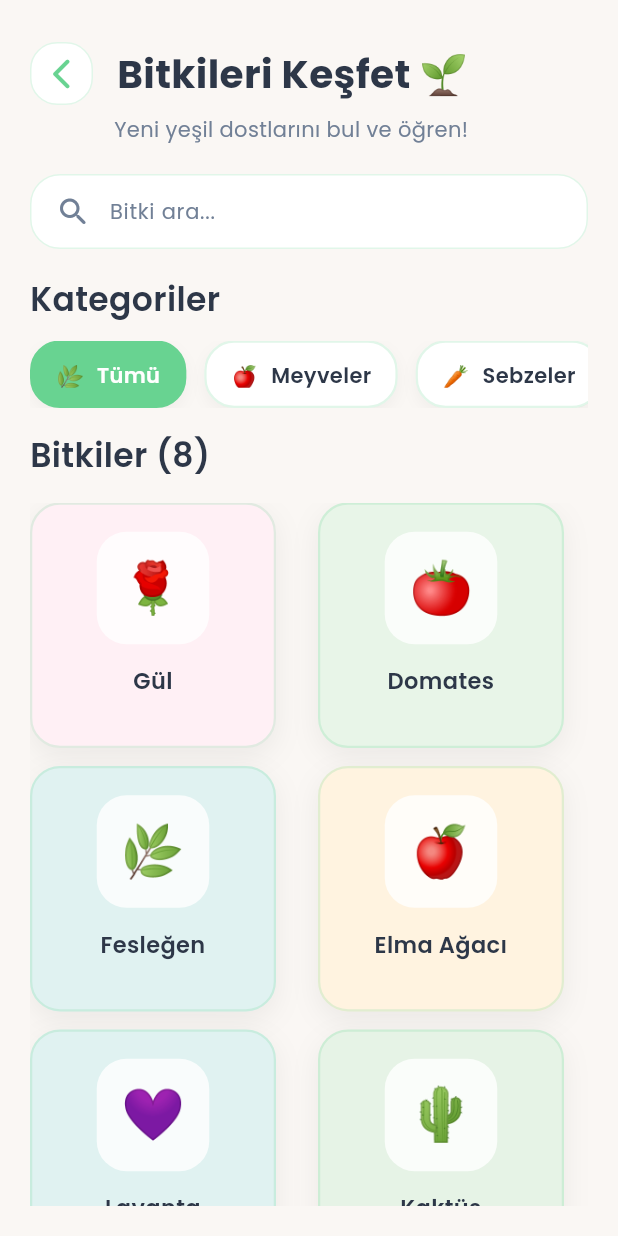
After one commit to OzanB10/garden, a Flutter app: the screen it shows after launch, item 2 of the bottom bar chosen, on a phone screen of 412 x 824 dp. The commit adds this screen. Run offline on Flutter 3.47's test engine with Material 3 defaults, Android fonts, the phone set to English and light mode, and no system bars; our stand-ins replace google_fonts.

Commit message:
Add discover page and category chip widget
Introduces the DiscoverPage with plant category filtering and a grid of plant cards. Adds CategoryChipWidget for category selection UI. Updates NavigationItemWidget to support onTap callbacks for navigation.

```diff
--- /dev/null
+++ b/lib/presentation/pages/discover_page.dart
@@ -0,0 +1,234 @@
+import 'package:flutter/material.dart';
+import 'package:google_fonts/google_fonts.dart';
+
+import '../../core/constants/app_colors.dart';
+import '../../core/constants/app_dimensions.dart';
+import '../../core/constants/app_strings.dart';
+import '../../data/models/plant_data.dart';
+import '../../domain/entities/plant_entity.dart';
+import '../widgets/category_chip_widget.dart';
+import '../widgets/plant_card_widget.dart';
+
+class DiscoverPage extends StatefulWidget {
+  const DiscoverPage({super.key});
+
+  @override
+  State<DiscoverPage> createState() => _DiscoverPageState();
+}
+
+class _DiscoverPageState extends State<DiscoverPage> {
+  String selectedCategory = 'Tümü';
+
+  final categories = [
+    {'title': 'Tümü', 'emoji': '🌿'},
+    {'title': 'Meyveler', 'emoji': '🍎'},
+    {'title': 'Sebzeler', 'emoji': '🥕'},
+    {'title': 'Çiçekler', 'emoji': '🌸'},
+    {'title': 'Otlar', 'emoji': '🌱'},
+    {'title': 'Sukulentler', 'emoji': '🌵'},
+    {'title': 'Ağaçlar', 'emoji': '🌳'},
+  ];
+
+  final plants = [
+    {'name': 'Gül', 'emoji': '🌹', 'category': 'Çiçekler', 'color': const Color(0xFFFFF0F5)},
+    {'name': 'Domates', 'emoji': '🍅', 'category': 'Sebzeler', 'color': const Color(0xFFE8F5E8)},
+    {'name': 'Fesleğen', 'emoji': '🌿', 'category': 'Otlar', 'color': const Color(0xFFE0F2F1)},
+    {'name': 'Elma Ağacı', 'emoji': '🍎', 'category': 'Meyveler', 'color': const Color(0xFFFFF3E0)},
+    {'name': 'Lavanta', 'emoji': '💜', 'category': 'Otlar', 'color': const Color(0xFFE0F2F1)},
+    {'name': 'Kaktüs', 'emoji': '🌵', 'category': 'Sukulentler', 'color': const Color(0xFFE6F3E6)},
+    {'name': 'Nane', 'emoji': '🌱', 'category': 'Otlar', 'color': const Color(0xFFE0F2F1)},
+    {'name': 'Çilek', 'emoji': '🍓', 'category': 'Meyveler', 'color': const Color(0xFFFFF3E0)},
+  ];
+
+  @override
+  Widget build(BuildContext context) {
+    return Scaffold(
+      backgroundColor: AppColors.background,
+      body: SafeArea(
+        child: Padding(
+          padding: const EdgeInsets.all(AppDimensions.paddingHorizontal),
+          child: Column(
+            crossAxisAlignment: CrossAxisAlignment.start,
+            children: [
+              const SizedBox(height: AppDimensions.spacing8),
+              _buildHeader(),
+              const SizedBox(height: AppDimensions.spacing20),
+              _buildSearchBar(),
+              const SizedBox(height: AppDimensions.spacing18),
+              _buildCategoriesSection(),
+              const SizedBox(height: AppDimensions.spacing16),
+              _buildPlantsGrid(),
+            ],
+          ),
+        ),
+      ),
+    );
+  }
+
+  Widget _buildHeader() {
+    return Column(
+      crossAxisAlignment: CrossAxisAlignment.start,
+      children: [
+        Row(
+          children: [
+            GestureDetector(
+              onTap: () => Navigator.pop(context),
+              child: Container(
+                padding: const EdgeInsets.all(AppDimensions.spacing8),
+                decoration: BoxDecoration(
+                  color: Colors.white,
+                  borderRadius: BorderRadius.circular(AppDimensions.radiusMedium),
+                  border: Border.all(
+                    color: AppColors.primary.withOpacity(0.2),
+                    width: 1,
+                  ),
+                ),
+                child: Icon(
+                  Icons.arrow_back_ios_new_rounded,
+                  color: AppColors.primary,
+                  size: AppDimensions.iconMedium,
+                ),
+              ),
+            ),
+            const SizedBox(width: AppDimensions.spacing16),
+            Text(
+              'Bitkileri Keşfet 🌱',
+              style: GoogleFonts.poppins(
+                fontSize: AppDimensions.fontHeader,
+                fontWeight: FontWeight.w700,
+                color: AppColors.textPrimary,
+              ),
+            ),
+          ],
+        ),
+        const SizedBox(height: AppDimensions.spacing6),
+        Padding(
+          padding: const EdgeInsets.only(left: 56.0),
+          child: Text(
+            'Yeni yeşil dostlarını bul ve öğren!',
+            style: GoogleFonts.poppins(
+              fontSize: AppDimensions.fontLarge,
+              color: AppColors.textSecondary,
+              fontWeight: FontWeight.w400,
+            ),
+          ),
+        ),
+      ],
+    );
+  }
+
+  Widget _buildSearchBar() {
+    return Container(
+      padding: const EdgeInsets.symmetric(horizontal: AppDimensions.spacing16),
+      decoration: BoxDecoration(
+        color: Colors.white,
+        borderRadius: BorderRadius.circular(AppDimensions.radiusLarge),
+        border: Border.all(
+          color: AppColors.primary.withOpacity(0.2),
+          width: 1,
+        ),
+      ),
+      child: Row(
+        children: [
+          Icon(
+            Icons.search_rounded,
+            color: AppColors.textSecondary,
+            size: AppDimensions.iconMedium,
+          ),
+          const SizedBox(width: AppDimensions.spacing12),
+          Expanded(
+            child: TextField(
+              decoration: InputDecoration(
+                hintText: 'Bitki ara...',
+                hintStyle: GoogleFonts.poppins(
+                  color: AppColors.textSecondary,
+                  fontSize: AppDimensions.fontLarge,
+                ),
+                border: InputBorder.none,
+              ),
+            ),
+          ),
+        ],
+      ),
+    );
+  }
+
+  Widget _buildCategoriesSection() {
+    return Column(
+      crossAxisAlignment: CrossAxisAlignment.start,
+      children: [
+        Text(
+          'Kategoriler',
+          style: GoogleFonts.poppins(
+            fontSize: AppDimensions.fontHeading,
+            fontWeight: FontWeight.w600,
+            color: AppColors.textPrimary,
+          ),
+        ),
+        const SizedBox(height: AppDimensions.spacing12),
+        SizedBox(
+          height: 45,
+          child: ListView.builder(
+            scrollDirection: Axis.horizontal,
+            itemCount: categories.length,
+            itemBuilder: (context, index) {
+              final category = categories[index];
+              return CategoryChipWidget(
+                title: category['title'] as String,
+                emoji: category['emoji'] as String,
+                isSelected: selectedCategory == category['title'],
+                onTap: () {
+                  setState(() {
+                    selectedCategory = category['title'] as String;
+                  });
+                },
+              );
+            },
+          ),
+        ),
+      ],
+    );
+  }
+
+  Widget _buildPlantsGrid() {
+    final filteredPlants = selectedCategory == 'Tümü'
+        ? plants
+        : plants.where((plant) => plant['category'] == selectedCategory).toList();
+
+    return Expanded(
+      child: Column(
+        crossAxisAlignment: CrossAxisAlignment.start,
+        children: [
+          Text(
+            'Bitkiler (${filteredPlants.length})',
+            style: GoogleFonts.poppins(
+              fontSize: AppDimensions.fontHeading,
+              fontWeight: FontWeight.w600,
+              color: AppColors.textPrimary,
+            ),
+          ),
+          const SizedBox(height: AppDimensions.spacing16),
+          Expanded(
+            child: GridView.builder(
+              gridDelegate: const SliverGridDelegateWithFixedCrossAxisCount(
+                crossAxisCount: 2,
+                childAspectRatio: 1.1,
+                crossAxisSpacing: AppDimensions.spacing12,
+                mainAxisSpacing: AppDimensions.spacing12,
+              ),
+              itemCount: filteredPlants.length,
+              itemBuilder: (context, index) {
+                final plant = filteredPlants[index];
+                return PlantCardWidget(
+                  plantName: plant['name'] as String,
+                  emoji: plant['emoji'] as String,
+                  backgroundColor: plant['color'] as Color,
+                );
+              },
+            ),
+          ),
+        ],
+      ),
+    );
+  }
+}
--- /dev/null
+++ b/lib/presentation/widgets/category_chip_widget.dart
@@ -0,0 +1,67 @@
+import 'package:flutter/material.dart';
+import 'package:google_fonts/google_fonts.dart';
+
+import '../../core/constants/app_colors.dart';
+import '../../core/constants/app_dimensions.dart';
+
+class CategoryChipWidget extends StatelessWidget {
+  final String title;
+  final String emoji;
+  final bool isSelected;
+  final VoidCallback? onTap;
+
+  const CategoryChipWidget({
+    super.key,
+    required this.title,
+    required this.emoji,
+    this.isSelected = false,
+    this.onTap,
+  });
+
+  @override
+  Widget build(BuildContext context) {
+    return GestureDetector(
+      onTap: onTap,
+      child: Container(
+        margin: const EdgeInsets.only(right: AppDimensions.spacing12),
+        padding: const EdgeInsets.symmetric(
+          horizontal: AppDimensions.spacing16,
+          vertical: AppDimensions.spacing12,
+        ),
+        decoration: BoxDecoration(
+          color: isSelected ? AppColors.primary : Colors.white,
+          borderRadius: BorderRadius.circular(AppDimensions.radiusLarge),
+          border: Border.all(
+            color: isSelected ? AppColors.primary : AppColors.primary.withOpacity(0.2),
+            width: 1.5,
+          ),
+          boxShadow: [
+            BoxShadow(
+              color: Colors.black.withOpacity(0.04),
+              blurRadius: AppDimensions.blurSmall,
+              offset: AppDimensions.shadowOffset,
+            ),
+          ],
+        ),
+        child: Row(
+          mainAxisSize: MainAxisSize.min,
+          children: [
+            Text(
+              emoji,
+              style: const TextStyle(fontSize: AppDimensions.fontXLarge),
+            ),
+            const SizedBox(width: AppDimensions.spacing8),
+            Text(
+              title,
+              style: GoogleFonts.poppins(
+                fontSize: AppDimensions.fontLarge,
+                fontWeight: FontWeight.w600,
+                color: isSelected ? Colors.white : AppColors.textPrimary,
+              ),
+            ),
+          ],
+        ),
+      ),
+    );
+  }
+}
--- a/lib/presentation/widgets/navigation_item_widget.dart
+++ b/lib/presentation/widgets/navigation_item_widget.dart
@@ -8,17 +8,21 @@ class NavigationItemWidget extends StatelessWidget {
   final IconData icon;
   final String label;
   final bool isActive;
+  final VoidCallback? onTap;
 
   const NavigationItemWidget({
     super.key,
     required this.icon,
     required this.label,
     required this.isActive,
+    this.onTap,
   });
 
   @override
   Widget build(BuildContext context) {
-    return Column(
+    return GestureDetector(
+      onTap: onTap,
+      child: Column(
         mainAxisAlignment: MainAxisAlignment.center,
         children: [
           Icon(
@@ -36,6 +40,7 @@ class NavigationItemWidget extends StatelessWidget {
             ),
           ),
         ],
+      ),
     );
   }
 }
```
Lines whose indentation alone changed are shown as unchanged.
